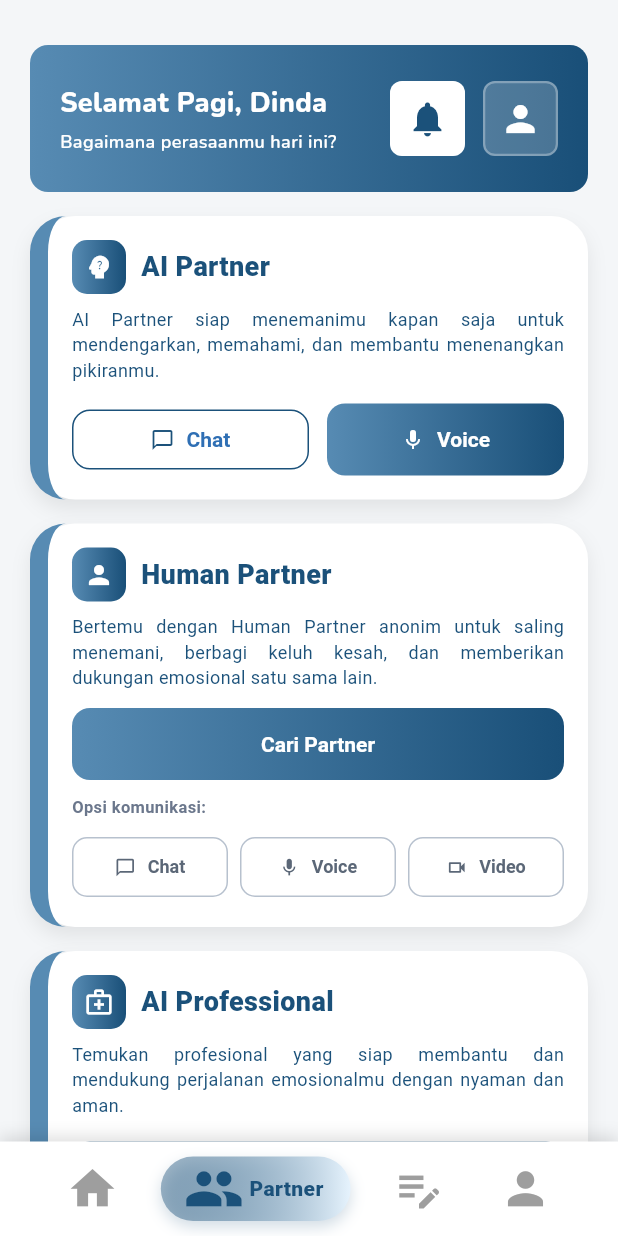
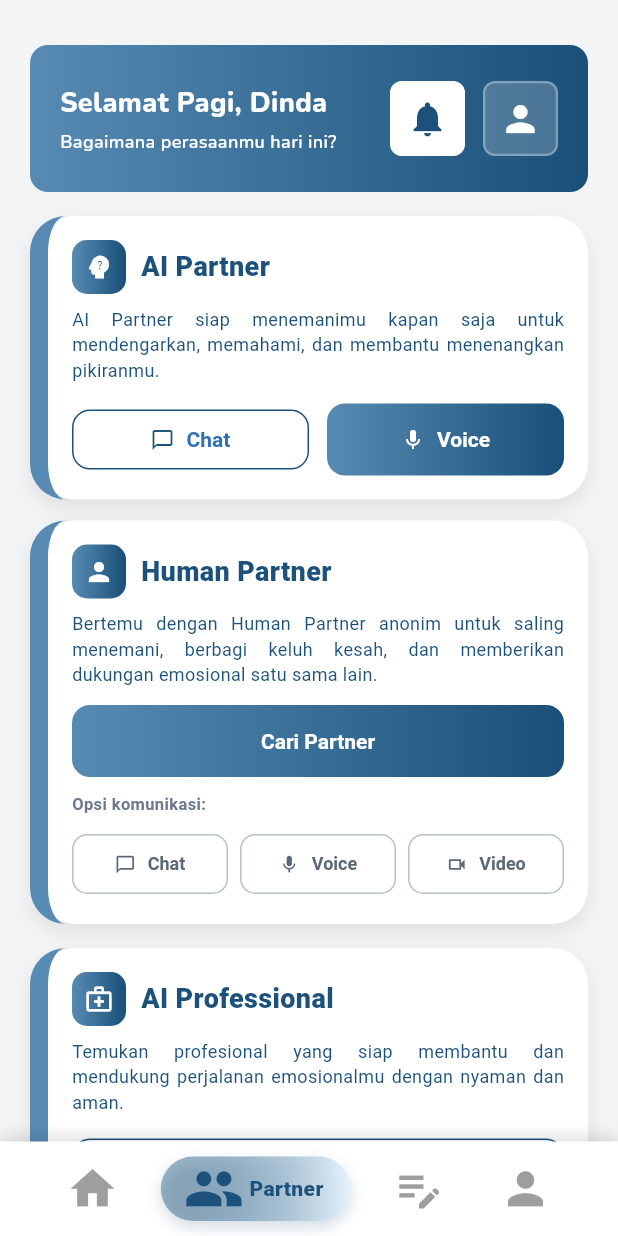
Before and after one commit to faradisyulianto20/partner, a Flutter app: the PartnerPage screen opened by its route, on a phone screen of 412 x 824 dp. Run offline on Flutter 3.47's test engine with Material 3 defaults, Android fonts, the phone set to English and light mode, and no system bars; our stand-ins replace camera, dotted_border, flutter_svg, go_router, google_fonts, image_picker and 2 more.

Commit message:
fix: fix unused scaffold component

```diff
--- a/lib/features/partner/pages/partner_page.dart
+++ b/lib/features/partner/pages/partner_page.dart
@@ -10,10 +10,7 @@ class PartnerPage extends StatelessWidget {
 
   @override
   Widget build(BuildContext context) {
-    return Scaffold(
-      backgroundColor: const Color(0xFFF4F6F8),
-      body: SafeArea(
-        child: SingleChildScrollView(
+    return SingleChildScrollView(
       padding: const EdgeInsets.symmetric(horizontal: 20, vertical: 30),
       child: Column(
         children: [
@@ -26,11 +23,9 @@ class PartnerPage extends StatelessWidget {
           ),
           const SizedBox(height: 16),
           AIPartner(
-                onChat: onStartChat != null
-                    ? () => onStartChat!("chat123")
-                    : null,
+            onChat: onStartChat != null ? () => onStartChat!("chat123") : null,
           ),
-              const SizedBox(height: 16),
+          const SizedBox(height: 14),
           HumanPartner(
             onFindPartner: onStartChat != null
                 ? () => onStartChat!("chat123")
@@ -40,8 +35,6 @@ class PartnerPage extends StatelessWidget {
           const AIProfessional(),
         ],
       ),
-        ),
-      ),
     );
   }
 }
```
Also changed, not shown: lib/features/partner/widgets/greetings.dart (added, +26 -0 lines). Lines whose indentation alone changed are shown as unchanged.
